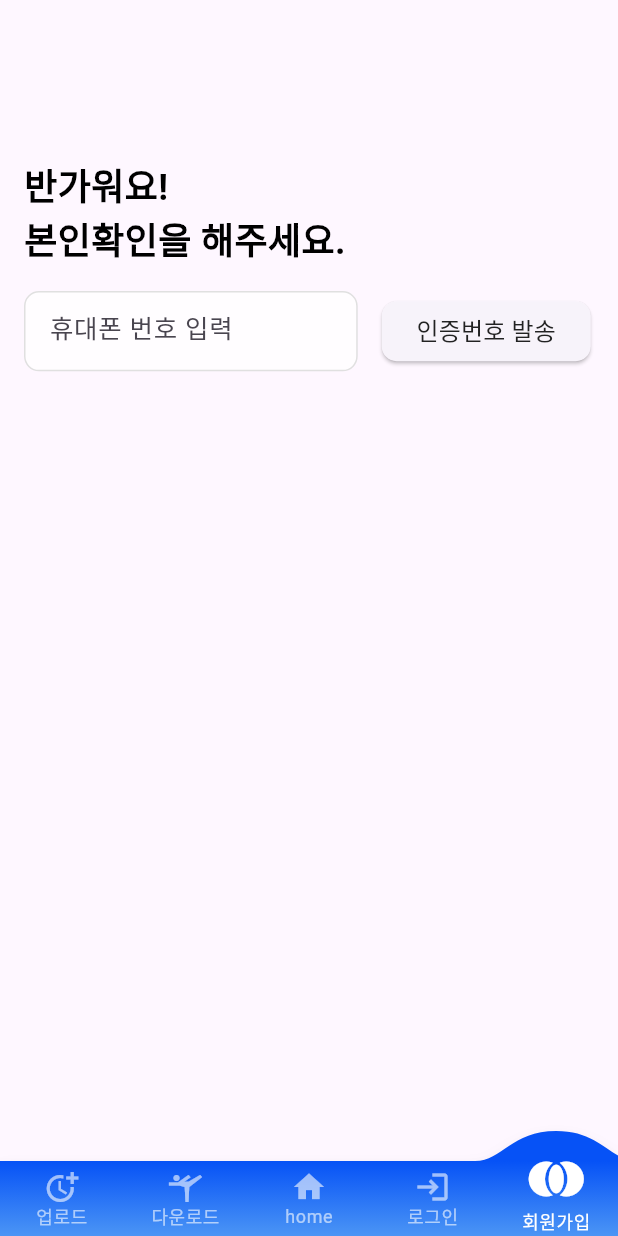
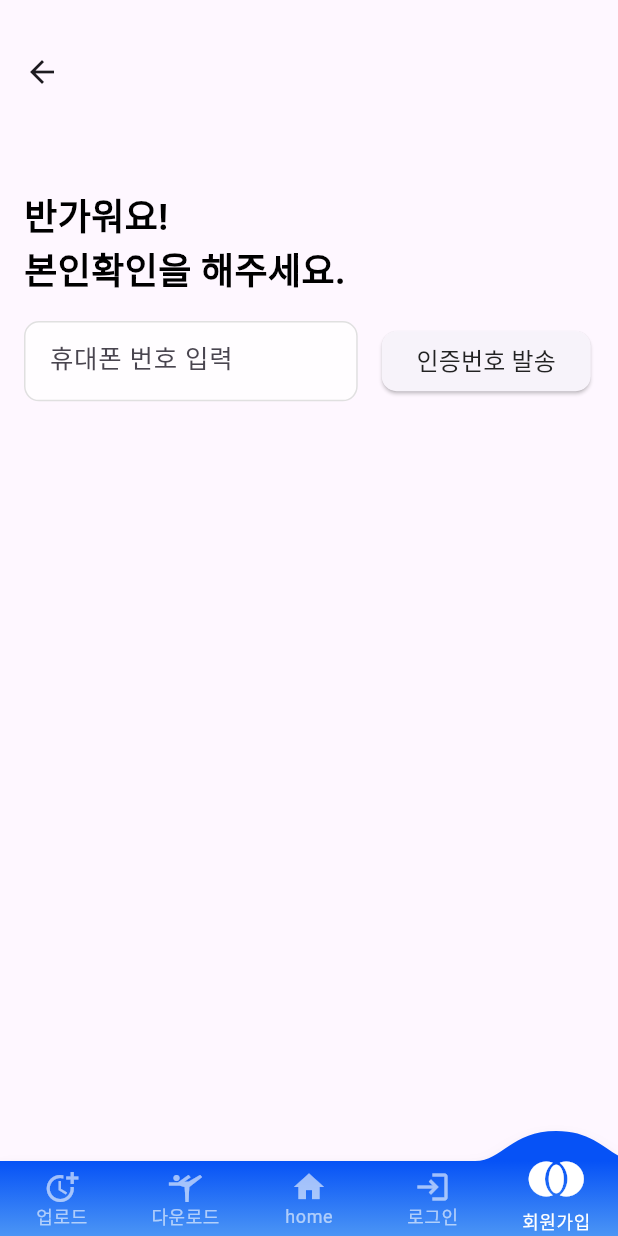
Before and after one commit to hoony00/testCADM, a Flutter app: the screen it shows after launch, on a phone screen of 412 x 824 dp. Run offline on Flutter 3.47's test engine with Material 3 defaults, Android fonts, the phone set to English and light mode, and no system bars; drawn by our look-alikes of convex_bottom_bar; our stand-ins replace cloud_firestore, device_info_plus, dio, easy_localization, flutter_image_compress, flutter_riverpod and 7 more; missing offline and left inert: nav; accounts and stored records are empty; Roboto replaces fonts that are missing (Pretendard).

Commit message:
feat : 커스텀 앱바

```diff
--- a/lib/view/join/s_verification.dart
+++ b/lib/view/join/s_verification.dart
@@ -2,6 +2,7 @@ import 'package:flutter/material.dart';
 import 'package:flutter/services.dart';
 import 'package:flutter_riverpod/flutter_riverpod.dart';
 import 'package:go_router/go_router.dart';
+import 'package:test04dm/widget/w_appBar.dart';
 import 'package:test04dm/widget/w_height_and_width.dart';
 import 'package:velocity_x/velocity_x.dart';
 
@@ -33,12 +34,12 @@ class _VerificationScreenState extends ConsumerState<VerificationScreen> {
   @override
   Widget build(BuildContext context) {
     return Scaffold(
-      appBar: AppBar(),
       body: Stack(
         children: [
           Column(
             crossAxisAlignment: CrossAxisAlignment.start,
             children: [
+              const CustomAppbar(isBack: true).pOnly(top: 20),
               const Height(50),
               _buildSunTilte(),
               _buildPhoneNumber(),
@@ -138,7 +139,6 @@ class _VerificationScreenState extends ConsumerState<VerificationScreen> {
       visible: isVisibilityAuthNumber,
       child: ElevatedButton(
         onPressed: () {
-
           setState(() {
             isUploading = true;
           });
--- a/lib/widget/w_appBar.dart
+++ b/lib/widget/w_appBar.dart
@@ -1,20 +1,28 @@
 import 'package:flutter/material.dart';
 
 class CustomAppbar extends StatelessWidget {
-  final String title;
-  const CustomAppbar({super.key, required this.title});
+  final String? title;
+  final bool isBack;
+
+  const CustomAppbar({Key? key, this.title, this.isBack = false}) : super(key: key);
 
   @override
   Widget build(BuildContext context) {
     return AppBar(
-      title: Text(
-        title,
+      title: title != null ? Text(
+        title!,
         style: const TextStyle(
           fontSize: 24.0,
           fontWeight: FontWeight.bold,
         ),
-      ),
-
+      ) : null,
+      automaticallyImplyLeading: isBack, // true면 뒤로가기 기능 표시, false면 숨김
+      leading: isBack ? IconButton(
+        icon: Icon(Icons.arrow_back),
+        onPressed: () {
+          Navigator.of(context).pop();
+        },
+      ) : null,
     );
   }
 }
```
